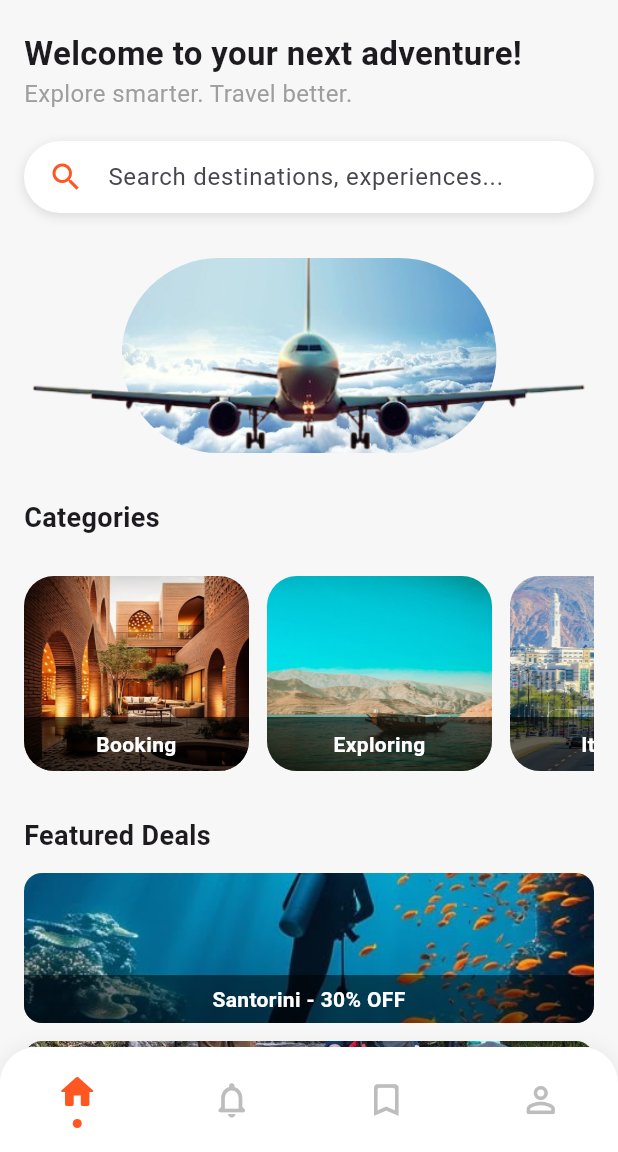
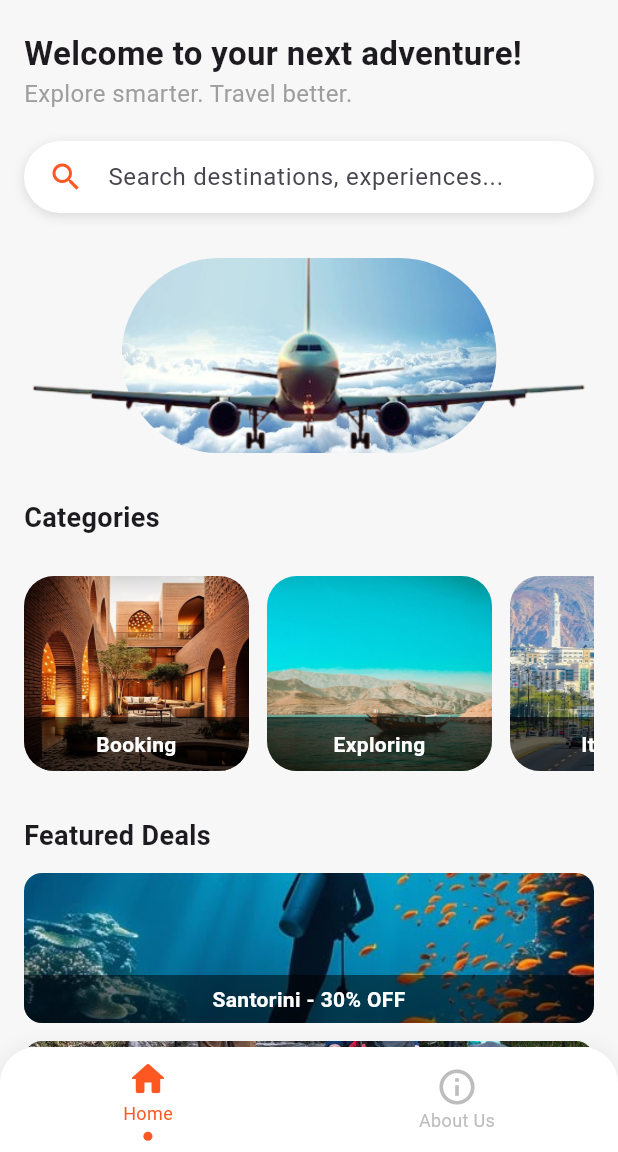
Before and after one commit to xXAlSAlMIXx-cs/PartTwo_SmartTravel, a Flutter app: the screen it shows after launch, on a phone screen of 412 x 824 dp, the part 84-1236 px from its top. Run offline on Flutter 3.47's test engine with Material 3 defaults, Android fonts, the phone set to English and light mode, and no system bars.

Commit message:
About Us

```diff
--- a/part1_project/lib/main.dart
+++ b/part1_project/lib/main.dart
@@ -1,4 +1,5 @@
 import 'package:flutter/material.dart';
+import 'package:part1_project/pages/about_us.dart'; // Import the AboutUsPage
 
 void main() {
   runApp(const TravelApp());
@@ -30,6 +31,14 @@ class _HomePageState extends State<HomePage> {
     setState(() {
       _selectedIndex = index;
     });
+
+    // Navigate to AboutUsPage if "About Us" is selected
+    if (index == 1) {
+      Navigator.push(
+        context,
+        MaterialPageRoute(builder: (context) => const AboutUsPage()),
+      );
+    }
   }
 
   @override
@@ -52,8 +61,11 @@ class _HomePageState extends State<HomePage> {
                   borderRadius: BorderRadius.circular(20),
                 ),
               ),
-              onPressed: () {},
-              child: const Text("Login"),
+              onPressed: () {
+                // Navigate to Login Page (placeholder functionality)
+                print("Login button pressed");
+              },
+              child: const Text("Login"), // Button labeled "Login"
             ),
           ),
         ],
@@ -104,7 +116,7 @@ class _HomePageState extends State<HomePage> {
             // Banner with Plane
             ClipRRect(
               borderRadius: BorderRadius.circular(20),
-              child: Container(
+              child: SizedBox(
                 height: 130,
                 width: double.infinity,
                 child: Stack(
@@ -140,10 +152,8 @@ class _HomePageState extends State<HomePage> {
                   ],
                 ),
               ),
-            )
-
-
-            ,  const SizedBox(height: 30),
+            ),
+            const SizedBox(height: 30),
 
             // Categories
             const Text(
@@ -154,7 +164,6 @@ class _HomePageState extends State<HomePage> {
 
             Padding(
               padding: const EdgeInsets.only(top: 16.0),
-
               child: SizedBox(
                 height: 130,
                 child: ListView(
@@ -166,7 +175,6 @@ class _HomePageState extends State<HomePage> {
                     buildRoundedImageCard("images/Dining.jpg", "Dining"),
                   ],
                 ),
-
               ),
             ),
 
@@ -219,17 +227,15 @@ class _HomePageState extends State<HomePage> {
         child: Row(
           mainAxisAlignment: MainAxisAlignment.spaceAround,
           children: [
-            buildNavIcon(Icons.home_rounded, 0),
-            buildNavIcon(Icons.notifications_none_rounded, 1),
-            buildNavIcon(Icons.bookmark_border_rounded, 2),
-            buildNavIcon(Icons.person_outline_rounded, 3),
+            buildNavIcon(Icons.home_rounded, 0, "Home"),
+            buildNavIcon(Icons.info_outline, 1, "About Us"),
           ],
         ),
       ),
     );
   }
 
-  Widget buildNavIcon(IconData icon, int index) {
+  Widget buildNavIcon(IconData icon, int index, String label) {
     final isSelected = _selectedIndex == index;
 
     return GestureDetector(
@@ -242,6 +248,13 @@ class _HomePageState extends State<HomePage> {
             icon,
             size: 28,
             color: isSelected ? Colors.deepOrange : Colors.grey[400],
+          ),
+          Text(
+            label,
+            style: TextStyle(
+              fontSize: 12,
+              color: isSelected ? Colors.deepOrange : Colors.grey[400],
+            ),
           ),
           if (isSelected)
             Container(
--- a/part1_project/pubspec.yaml
+++ b/part1_project/pubspec.yaml
@@ -30,6 +30,7 @@ environment:
 dependencies:
   flutter:
     sdk: flutter
+  font_awesome_flutter: ^10.5.0 # Check for the latest version
 
   # The following adds the Cupertino Icons font to your application.
   # Use with the CupertinoIcons class for iOS style icons.
```
Also changed, not shown: part1_project/pubspec.lock.
